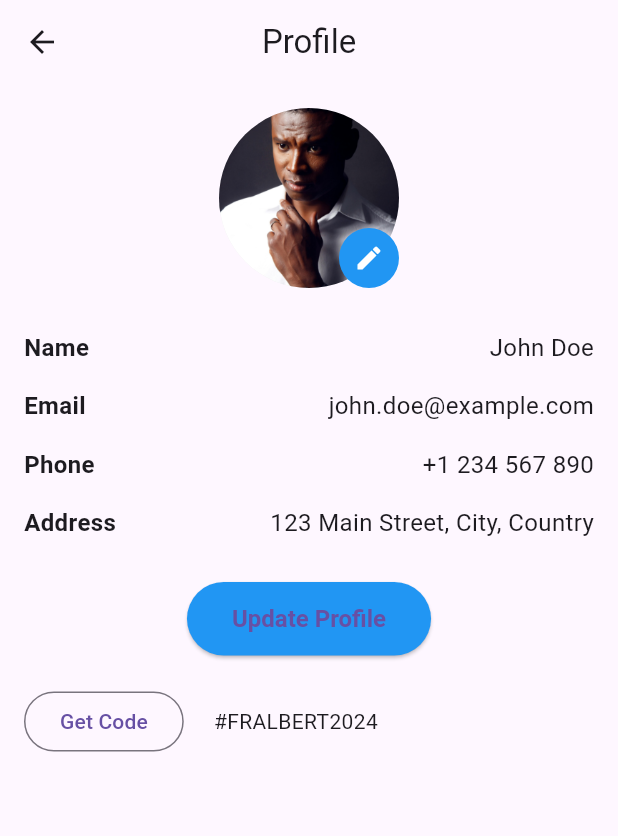
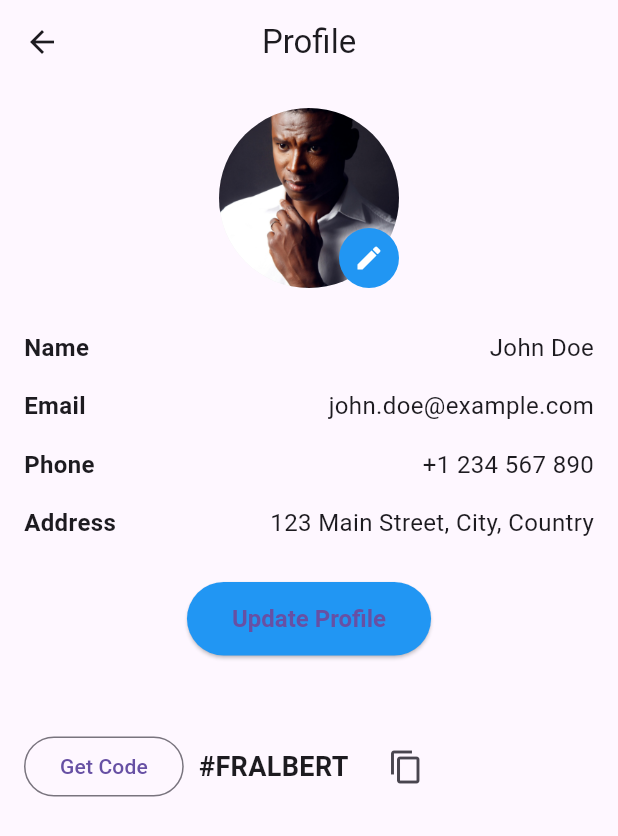
Before and after one commit to factorgh/fitness-recipe, a Flutter app: the ProfileScreen screen opened directly, on a phone screen of 412 x 824 dp. Shown: the top 836 px of the screen. Run offline on Flutter 3.47's test engine with Material 3 defaults, Android fonts, the phone set to English and light mode, and no system bars; our stand-ins replace cached_network_image, dio, flutter_local_notifications, flutter_rating_stars, flutter_svg, image_picker and 3 more; accounts and stored records are empty.

Commit message:
update on copy feature

```diff
--- a/lib/screens/profile_screen.dart
+++ b/lib/screens/profile_screen.dart
@@ -1,4 +1,5 @@
 import 'package:flutter/material.dart';
+import 'package:voltican_fitness/widgets/copy_to_clipboard.dart';
 
 class ProfileScreen extends StatelessWidget {
   const ProfileScreen({super.key});
@@ -19,13 +20,9 @@ class ProfileScreen extends StatelessWidget {
             _ProfileInfo(),
             const SizedBox(height: 20),
             _EditProfileButton(),
-            const SizedBox(height: 20),
-            Row(
-              children: [
-                OutlinedButton(onPressed: () {}, child: const Text('Get Code')),
-                const SizedBox(width: 20),
-                const Text("#FRALBERT2024"),
-              ],
+            const SizedBox(height: 50),
+            const Row(
+              children: [CopyToClipboardWidget(textToCopy: '#FRALBERT ')],
             )
           ],
         ),
--- /dev/null
+++ b/lib/widgets/copy_to_clipboard.dart
@@ -0,0 +1,42 @@
+import 'package:flutter/material.dart';
+import 'package:flutter/services.dart';
+
+class CopyToClipboardWidget extends StatefulWidget {
+  final String textToCopy;
+
+  const CopyToClipboardWidget({super.key, required this.textToCopy});
+
+  @override
+  _CopyToClipboardWidgetState createState() => _CopyToClipboardWidgetState();
+}
+
+class _CopyToClipboardWidgetState extends State<CopyToClipboardWidget> {
+  @override
+  Widget build(BuildContext context) {
+    return Row(
+      mainAxisAlignment: MainAxisAlignment.center,
+      children: [
+        OutlinedButton(onPressed: () {}, child: const Text('Get Code')),
+        const SizedBox(
+          width: 10,
+        ),
+        Text(widget.textToCopy,
+            style: const TextStyle(fontSize: 18, fontWeight: FontWeight.bold)),
+        const SizedBox(
+          width: 10,
+        ),
+        IconButton(
+          icon: const Icon(Icons.copy),
+          onPressed: () {
+            final text =
+                "TrainerCode: ${widget.textToCopy} - App Info: Fitness Recipe v1.0.Paste link to your recipe app on Google Play Store or App Store. https://play.google.com/store/apps/";
+            Clipboard.setData(ClipboardData(text: text));
+            ScaffoldMessenger.of(context).showSnackBar(
+              const SnackBar(content: Text('Copied to clipboard!')),
+            );
+          },
+        ),
+      ],
+    );
+  }
+}
```
Also changed, not shown: lib/screens/calendar_screen.dart (+8 -12 lines), lib/screens/responive_cal_sec.dart (added, +78 -0 lines).
